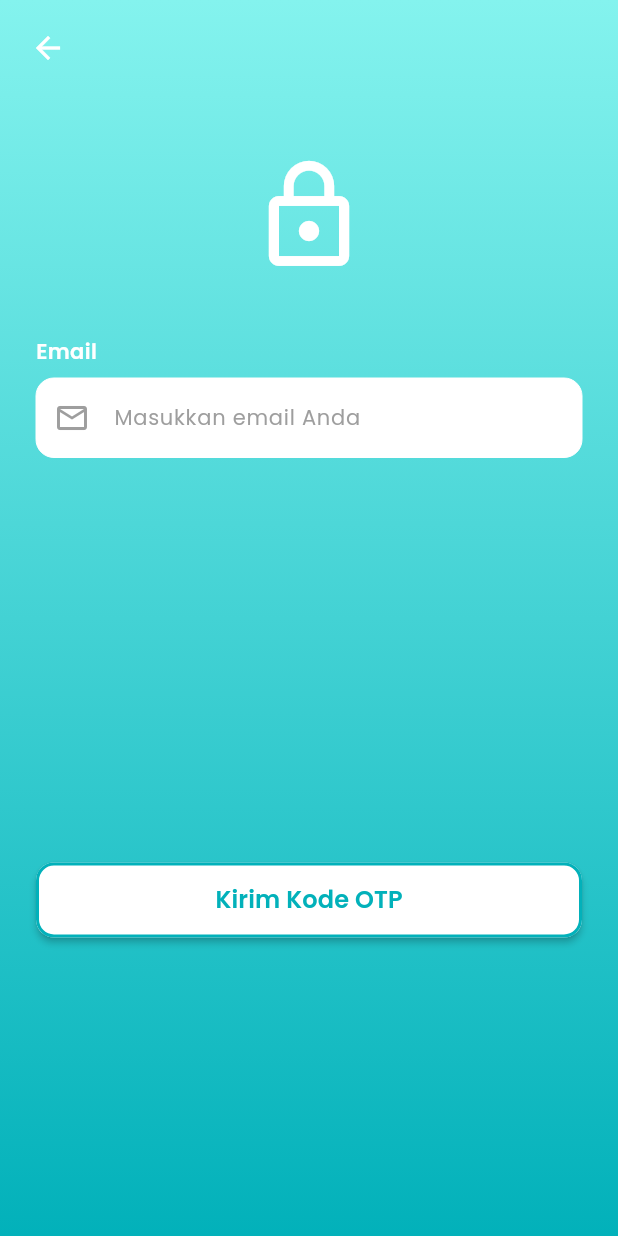
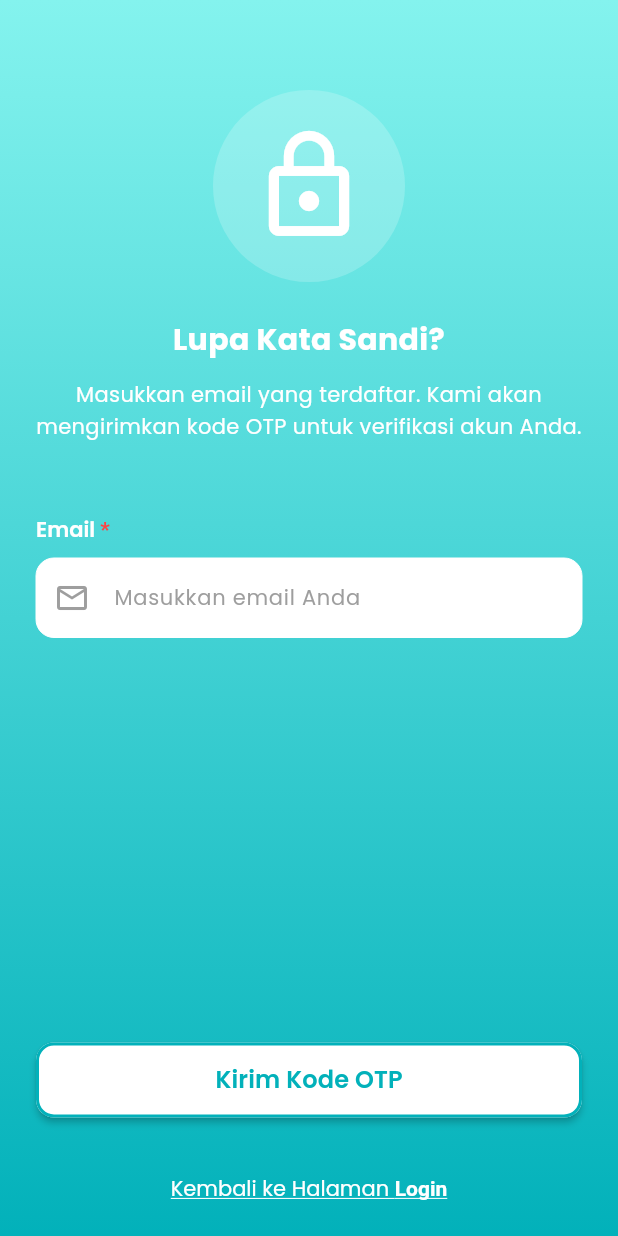
Before and after one commit to FaizalTrianto03/App-Puskesmas-Tugas-RI, a Flutter app: the LupaKataSandiEmailView screen opened by its route, on a phone screen of 412 x 824 dp. Run offline on Flutter 3.47's test engine with Material 3 defaults, Android fonts, the light colour scheme and no system bars; our stand-ins replace animate_do, firebase_core, flutter_dotenv, get, google_fonts, shared_preferences; accounts and stored records are empty.

Commit message:
feat: implement common module for lupa kata sandi flow with GetX - Commit by Faizal - 015

```diff
--- a/lib/app/modules/common/views/lupa_kata_sandi_email_view.dart
+++ b/lib/app/modules/common/views/lupa_kata_sandi_email_view.dart
@@ -2,6 +2,7 @@ import 'package:flutter/material.dart';
 import 'package:get/get.dart';
 
 import '../../../routes/app_pages.dart';
+import '../../../utils/snackbar_helper.dart';
 import '../../../utils/colors.dart';
 import '../../../utils/text_styles.dart';
 import '../../../widgets/custom_button.dart';
@@ -68,42 +69,7 @@ class _LupaKataSandiEmailViewState extends State<LupaKataSandiEmailView> {
   }
 
   void _showErrorSnackBar(String message) {
-    Get.snackbar(
-      'Terjadi kesalahan,',
-      message,
-      snackPosition: SnackPosition.TOP,
-      backgroundColor: const Color(0xFFFF3B30),
-      colorText: Colors.white,
-      margin: const EdgeInsets.all(16),
-      borderRadius: 12,
-      duration: const Duration(seconds: 3),
-      isDismissible: true,
-      dismissDirection: DismissDirection.up,
-      showProgressIndicator: false,
-      messageText: Text(
-        message,
-        style: const TextStyle(
-          color: Colors.white,
-          fontSize: 16,
-          fontWeight: FontWeight.bold,
-        ),
-      ),
-      titleText: const Text(
-        'Terjadi kesalahan,',
-        style: TextStyle(
-          color: Colors.white,
-          fontSize: 14,
-          fontWeight: FontWeight.w500,
-        ),
-      ),
-      boxShadows: [
-        BoxShadow(
-          color: Colors.black.withOpacity(0.2),
-          blurRadius: 10,
-          offset: const Offset(0, 4),
-        ),
-      ],
-    );
+    SnackbarHelper.showError(message);
   }
 
   @override
@@ -121,42 +87,63 @@ class _LupaKataSandiEmailViewState extends State<LupaKataSandiEmailView> {
           ),
         ),
         child: SafeArea(
+          child: SingleChildScrollView(
+            padding: const EdgeInsets.symmetric(horizontal: 24.0, vertical: 40.0),
             child: Column(
               children: [
-              // AppBar manual
-              Padding(
-                padding: const EdgeInsets.symmetric(horizontal: 8.0, vertical: 8.0),
-                child: Row(
-                  children: [
-                    IconButton(
-                      icon: const Icon(Icons.arrow_back, color: Colors.white),
-                      onPressed: () => Navigator.of(context).pop(),
+                const SizedBox(height: 20),
+                // Icon ilustrasi dengan container background
+                Center(
+                  child: Container(
+                    padding: const EdgeInsets.all(24),
+                    decoration: BoxDecoration(
+                      color: AppColors.white.withOpacity(0.2),
+                      shape: BoxShape.circle,
                     ),
-                  ],
+                    child: const Icon(
+                      Icons.lock_outline,
+                      size: 80,
+                      color: AppColors.white,
                     ),
                   ),
-              // Content
-              Expanded(
-                child: SingleChildScrollView(
-                  padding: const EdgeInsets.symmetric(horizontal: 24.0),
-                  child: Column(
-                    children: [
-                      const SizedBox(height: 40),
-                      // Icon ilustrasi
-                      const Icon(
-                        Icons.lock_outline,
-                        size: 80,
-                        color: Colors.white,
                 ),
-                      const SizedBox(height: 40),
+                const SizedBox(height: 24),
+                // Judul
+                Text(
+                  'Lupa Kata Sandi?',
+                  style: AppTextStyles.h3.copyWith(
+                    color: AppColors.white,
+                    fontWeight: FontWeight.bold,
+                  ),
+                  textAlign: TextAlign.center,
+                ),
+                const SizedBox(height: 12),
+                // Deskripsi
+                Text(
+                  'Masukkan email yang terdaftar. Kami akan mengirimkan kode OTP untuk verifikasi akun Anda.',
+                  textAlign: TextAlign.center,
+                  style: AppTextStyles.bodyMedium.copyWith(
+                    color: AppColors.white,
+                    height: 1.5,
+                  ),
+                ),
+                const SizedBox(height: 48),
                       // Label Email
                       Align(
                         alignment: Alignment.centerLeft,
-                        child: Text(
-                          'Email',
+                        child: RichText(
+                          text: TextSpan(
                             style: AppTextStyles.bodyMedium.copyWith(
                               color: AppColors.white,
                               fontWeight: FontWeight.w600,
+                            ),
+                            children: const [
+                              TextSpan(text: 'Email'),
+                              TextSpan(
+                                text: ' *',
+                                style: TextStyle(color: AppColors.accent),
+                              ),
+                            ],
                           ),
                         ),
                       ),
@@ -188,15 +175,38 @@ class _LupaKataSandiEmailViewState extends State<LupaKataSandiEmailView> {
                     onPressed: _isLoading ? null : _handleKirimOTP,
                   ),
                 ),
-                      const SizedBox(height: 32),
-                    ],
+                const SizedBox(height: 24),
+                // Tombol Kembali ke Login
+                TextButton(
+                  onPressed: () => Get.back(),
+                  child: RichText(
+                    text: TextSpan(
+                      style: AppTextStyles.bodyMedium.copyWith(
+                        color: AppColors.white,
+                        fontWeight: FontWeight.normal,
+                        decoration: TextDecoration.underline,
+                        decorationColor: AppColors.white,
                       ),
+                      children: const [
+                        TextSpan(text: 'Kembali ke Halaman '),
+                        TextSpan(
+                          text: 'Login',
+                          style: TextStyle(
+                            fontWeight: FontWeight.bold,
+                            decoration: TextDecoration.underline,
+                            decorationColor: AppColors.white,
                           ),
                         ),
                       ],
                     ),
                   ),
                 ),
+                const SizedBox(height: 32),
+              ],
+            ),
+          ),
+        ),
+      ),
     );
   }
 }
```
Also changed, not shown: lib/app/modules/common/bindings/lupa_kata_sandi_binding.dart (added, +11 -0 lines), lib/app/modules/common/bindings/lupa_kata_sandi_email_binding.dart (added, +11 -0 lines), lib/app/modules/common/bindings/lupa_kata_sandi_reset_binding.dart (added, +11 -0 lines), lib/app/modules/common/controllers/lupa_kata_sandi_controller.dart (added, +35 -0 lines), lib/app/modules/common/controllers/lupa_kata_sandi_email_controller.dart (added, +47 -0 lines), lib/app/modules/common/controllers/lupa_kata_sandi_reset_controller.dart (added, +77 -0 lines), lib/app/modules/common/views/lupa_kata_sandi_reset_view.dart (+63 -70 lines), lib/app/modules/common/views/lupa_kata_sandi_view.dart (+20 -9 lines). Lines whose indentation alone changed are shown as unchanged.
